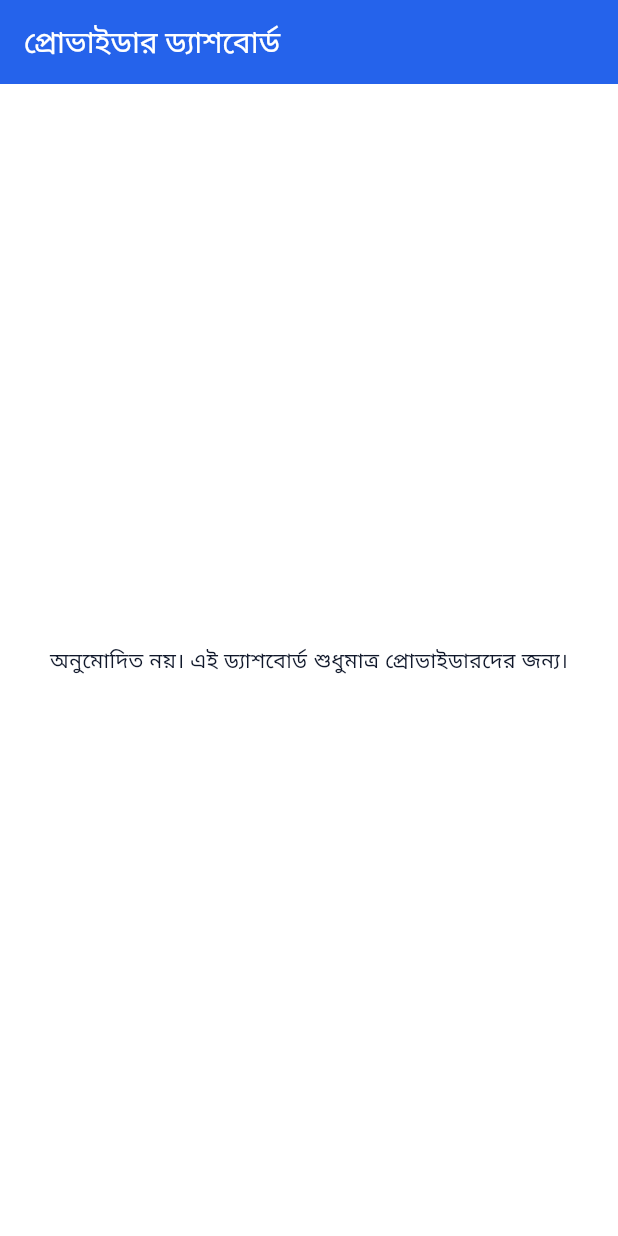
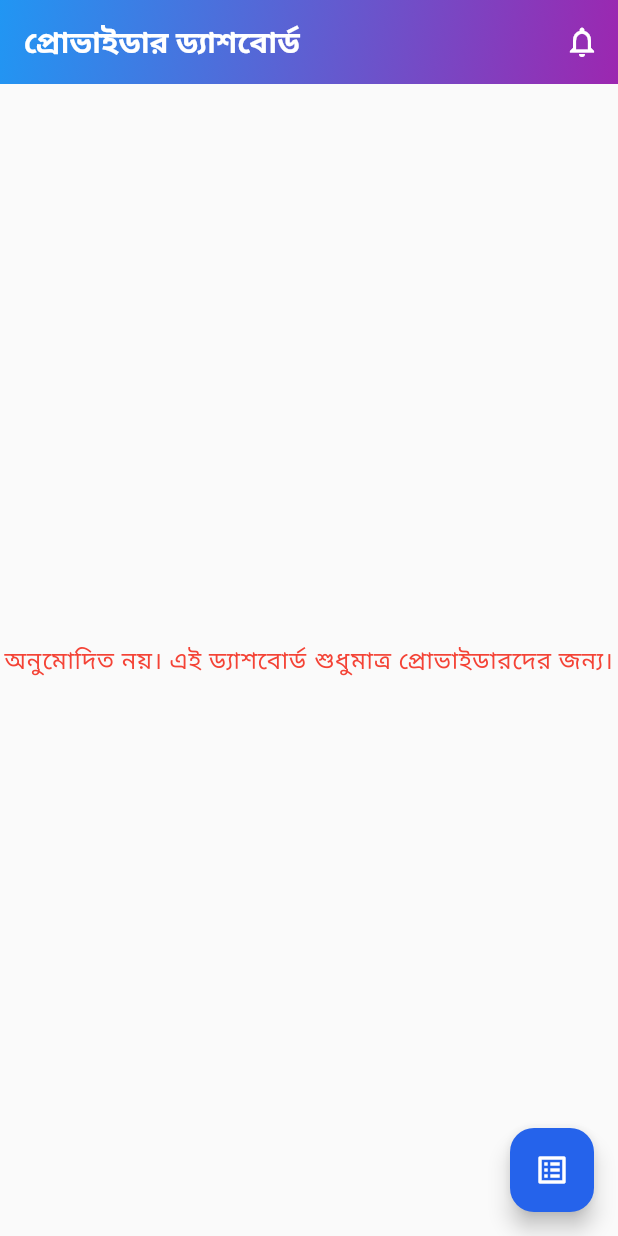
Before and after one commit to SHAHSULTANS/Sheba-Dak, a Flutter app: the ProviderDashboardPage screen opened by its route, on a phone screen of 412 x 824 dp. Run offline on Flutter 3.47's test engine with Material 3 defaults, Android fonts, the phone set to English and light mode, and no system bars; our stand-ins replace file_picker, flutter_bloc, go_router, google_fonts, shared_preferences; accounts and stored records are empty.

Commit message:
feat(booking): integrate dummy bookings & add Incoming Requests page
- Added initDummyBookings() method in DummyData to preload sample bookings
  for testing purposes (plumbing & electrical services).
- Updated ApiClient to handle booking-related operations more consistently.
- Modified Provider Dashboard to show pending booking requests from customers.
- Added new page incoming_requests_page.dart for providers to view and manage
  booking requests.
- Registered new routes in routes.dart for easy navigation.
- Ensured DummyData initialization in main.dart so that dummy bookings
  load automatically on app start.
- Updated widget tests to reflect new booking initialization logic.

```diff
--- a/lib/core/network/api_client.dart
+++ b/lib/core/network/api_client.dart
@@ -27,10 +27,10 @@ class ApiClient {
         'success': true,
         'token': 'dummy_jwt_token',
         'user': {
-          'id': 'e8e616e0-d894-4936-a3f5-391682ee794c',
+          'id': 'provider1',
           'name': 'Test User',
           'phone_number': phoneNumber,
-          'role': 'customer'
+          'role': 'provider'
         }
       };
     } else {
--- a/lib/features/provider/presentation/pages/provider_dashboard_page.dart
+++ b/lib/features/provider/presentation/pages/provider_dashboard_page.dart
@@ -1,84 +1,311 @@
 import 'package:flutter/material.dart';
 import 'package:flutter_bloc/flutter_bloc.dart';
-// Use absolute paths for Auth components
+import 'package:go_router/go_router.dart';
 import 'package:smartsheba/features/auth/presentation/bloc/auth_bloc.dart';
-import 'package:smartsheba/features/auth/domain/entities/user_entity.dart'; // For Role enum
+import 'package:smartsheba/features/auth/domain/entities/user_entity.dart';
+import 'package:smartsheba/core/utils/dummy_data.dart';
+import 'package:smartsheba/features/booking/domain/entities/booking_entity.dart';
 
 class ProviderDashboardPage extends StatelessWidget {
   const ProviderDashboardPage({super.key});
 
   @override
   Widget build(BuildContext context) {
+    final theme = Theme.of(context);
     return Scaffold(
+      backgroundColor: Colors.grey.shade50,
       appBar: AppBar(
-        title: const Text('প্রোভাইডার ড্যাশবোর্ড', style: TextStyle(color: Colors.white)),
-        backgroundColor: Theme.of(context).primaryColor,
+        elevation: 0,
+        flexibleSpace: Container(
+          decoration: const BoxDecoration(
+            gradient: LinearGradient(
+              begin: Alignment.topLeft,
+              end: Alignment.bottomRight,
+              colors: [Color(0xFF2196F3), Color(0xFF9C27B0)],
+            ),
+          ),
+        ),
+        title: const Text(
+          'প্রোভাইডার ড্যাশবোর্ড',
+          style: TextStyle(color: Colors.white, fontWeight: FontWeight.w600),
+        ),
         iconTheme: const IconThemeData(color: Colors.white),
+        actions: [
+          IconButton(
+            icon: const Icon(Icons.notifications_outlined),
+            onPressed: () {
+              // ভবিষ্যতে নোটিফিকেশন পেজে লিঙ্ক করুন
+              ScaffoldMessenger.of(context).showSnackBar(
+                const SnackBar(content: Text('নোটিফিকেশন ফিচার শীঘ্রই আসছে!')),
+              );
+            },
+          ),
+        ],
+      ),
+      floatingActionButton: FloatingActionButton(
+        onPressed: () => context.go('/incoming-requests'),
+        backgroundColor: theme.primaryColor,
+        child: const Icon(Icons.list_alt, color: Colors.white),
+        tooltip: 'নতুন রিকোয়েস্ট দেখুন',
       ),
       body: BlocBuilder<AuthBloc, AuthState>(
         builder: (context, state) {
-          // Check for Authenticated state and provider role
           if (state is Authenticated && state.user.role == Role.provider) {
+            final bookings = DummyData.getPendingBookingsByProvider(state.user.id);
             return SingleChildScrollView(
               padding: const EdgeInsets.all(16.0),
               child: Column(
                 crossAxisAlignment: CrossAxisAlignment.start,
                 children: [
+                  // Welcome Section
+                  AnimatedOpacity(
+                    opacity: 1.0,
+                    duration: const Duration(milliseconds: 500),
+                    child: Text(
+                      'স্বাগতম, ${state.user.name}',
+                      style: theme.textTheme.headlineSmall?.copyWith(
+                        fontWeight: FontWeight.bold,
+                        color: Colors.black87,
+                      ),
+                    ),
+                  ),
+                  const SizedBox(height: 8),
                   Text(
-                    'স্বাগতম, প্রোভাইডার ${state.user.name}',
-                    style: Theme.of(context).textTheme.headlineSmall?.copyWith(fontWeight: FontWeight.bold),
+                    'আপনার সেবা পরিচালনা করুন এবং নতুন রিকোয়েস্ট দেখুন',
+                    style: theme.textTheme.bodyMedium?.copyWith(
+                      color: Colors.grey.shade600,
                     ),
-                  const Divider(height: 32),
+                  ),
+                  const Divider(height: 32, thickness: 1),
 
-                  // Primary Stats Placeholder
+                  // Stats Section
+                  Text(
+                    'আপনার পরিসংখ্যান',
+                    style: theme.textTheme.titleLarge?.copyWith(
+                      fontWeight: FontWeight.bold,
+                      color: Colors.black87,
+                    ),
+                  ),
+                  const SizedBox(height: 12),
                   Row(
                     mainAxisAlignment: MainAxisAlignment.spaceAround,
                     children: [
-                      _buildStatCard('মোট কাজ', '25'),
-                      _buildStatCard('আজকের রিকোয়েস্ট', '3'),
-                      _buildStatCard('রেটিং', '4.5'),
+                      _buildStatCard(
+                        context,
+                        title: 'মোট কাজ',
+                        value: '25',
+                        icon: Icons.work_outline,
+                        color: Colors.blue,
+                      ),
+                      _buildStatCard(
+                        context,
+                        title: 'আজকের রিকোয়েস্ট',
+                        value: bookings.length.toString(),
+                        icon: Icons.event_available,
+                        color: Colors.green,
+                      ),
+                      _buildStatCard(
+                        context,
+                        title: 'রেটিং',
+                        value: '4.5',
+                        icon: Icons.star_border,
+                        color: Colors.amber,
+                      ),
                     ],
                   ),
 
                   const SizedBox(height: 32),
 
-                  // Incoming Requests Section (Prep for Week 6)
+                  // Recent Requests Section
+                  Row(
+                    mainAxisAlignment: MainAxisAlignment.spaceBetween,
+                    children: [
                       Text(
                         'ইনকামিং রিকোয়েস্টস',
-                    style: Theme.of(context).textTheme.titleLarge?.copyWith(fontWeight: FontWeight.bold),
+                        style: theme.textTheme.titleLarge?.copyWith(
+                          fontWeight: FontWeight.bold,
+                          color: Colors.black87,
+                        ),
+                      ),
+                      TextButton(
+                        onPressed: () => context.go('/incoming-requests'),
+                        child: const Text(
+                          'সব দেখুন',
+                          style: TextStyle(color: Colors.blue),
+                        ),
+                      ),
+                    ],
                   ),
                   const SizedBox(height: 12),
-                  const Center(
-                    child: Text('এই সপ্তাহে আপনার কোনো নতুন রিকোয়েস্ট নেই।', style: TextStyle(fontStyle: FontStyle.italic)),
+                  bookings.isEmpty
+                      ? Center(
+                          child: Column(
+                            children: [
+                              Icon(
+                                Icons.inbox_outlined,
+                                size: 48,
+                                color: Colors.grey.shade400,
                               ),
-                  // ListView for requests will be added in Week 6.
+                              const SizedBox(height: 8),
+                              Text(
+                                'এই সপ্তাহে কোনো নতুন রিকোয়েস্ট নেই',
+                                style: theme.textTheme.bodyLarge?.copyWith(
+                                  color: Colors.grey.shade600,
+                                  fontStyle: FontStyle.italic,
+                                ),
+                              ),
+                            ],
+                          ),
+                        )
+                      : ListView.builder(
+                          shrinkWrap: true,
+                          physics: const NeverScrollableScrollPhysics(),
+                          itemCount: bookings.length > 3 ? 3 : bookings.length, // শুধু ৩টি দেখাবে
+                          itemBuilder: (context, index) {
+                            final booking = bookings[index];
+                            return _buildBookingCard(context, booking, theme);
+                          },
+                        ),
                 ],
               ),
             );
           }
-          // Fallback if accessed incorrectly (should be caught by routes.dart redirect)
-          return const Center(
-            child: Text('অনুমোদিত নয়। এই ড্যাশবোর্ড শুধুমাত্র প্রোভাইডারদের জন্য।'),
+          return Center(
+            child: Text(
+              'অনুমোদিত নয়। এই ড্যাশবোর্ড শুধুমাত্র প্রোভাইডারদের জন্য।',
+              style: theme.textTheme.bodyLarge?.copyWith(color: Colors.red),
+              textAlign: TextAlign.center,
+            ),
           );
         },
       ),
     );
   }
 
-  Widget _buildStatCard(String title, String value) {
-    return Card(
-      elevation: 2,
+  Widget _buildStatCard(
+    BuildContext context, {
+    required String title,
+    required String value,
+    required IconData icon,
+    required Color color,
+  }) {
+    return AnimatedOpacity(
+      opacity: 1.0,
+      duration: const Duration(milliseconds: 700),
+      child: Card(
+        elevation: 4,
+        shape: RoundedRectangleBorder(borderRadius: BorderRadius.circular(12)),
         child: Container(
+          width: 110,
           padding: const EdgeInsets.all(16.0),
-        width: 100,
+          decoration: BoxDecoration(
+            gradient: LinearGradient(
+              colors: [color.withOpacity(0.1), Colors.white],
+              begin: Alignment.topLeft,
+              end: Alignment.bottomRight,
+            ),
+            borderRadius: BorderRadius.circular(12),
+          ),
           child: Column(
             children: [
-            Text(value, style: const TextStyle(fontSize: 24, fontWeight: FontWeight.bold, color: Colors.indigo)),
+              Icon(icon, color: color, size: 28),
+              const SizedBox(height: 8),
+              Text(
+                value,
+                style: TextStyle(
+                  fontSize: 24,
+                  fontWeight: FontWeight.bold,
+                  color: color,
+                ),
+              ),
               const SizedBox(height: 4),
-            Text(title, textAlign: TextAlign.center, style: const TextStyle(fontSize: 12)),
+              Text(
+                title,
+                textAlign: TextAlign.center,
+                style: const TextStyle(fontSize: 12, color: Colors.black87),
+              ),
             ],
+          ),
         ),
       ),
     );
   }
+
+  Widget _buildBookingCard(
+    BuildContext context,
+    BookingEntity booking,
+    ThemeData theme,
+  ) {
+    return Card(
+      elevation: 3,
+      shape: RoundedRectangleBorder(borderRadius: BorderRadius.circular(12)),
+      margin: const EdgeInsets.only(bottom: 12),
+      child: InkWell(
+        borderRadius: BorderRadius.circular(12),
+        onTap: () => context.go('/incoming-requests'), // বিস্তারিত দেখতে পেজে যান
+        child: Padding(
+          padding: const EdgeInsets.all(16.0),
+          child: Row(
+            children: [
+              CircleAvatar(
+                radius: 24,
+                backgroundColor: theme.primaryColor.withOpacity(0.1),
+                child: Icon(
+                  _getCategoryIcon(booking.serviceCategory),
+                  color: theme.primaryColor,
+                  size: 24,
+                ),
+              ),
+              const SizedBox(width: 12),
+              Expanded(
+                child: Column(
+                  crossAxisAlignment: CrossAxisAlignment.start,
+                  children: [
+                    Text(
+                      booking.serviceCategory,
+                      style: theme.textTheme.titleMedium?.copyWith(
+                        fontWeight: FontWeight.w600,
+                        color: Colors.black87,
+                      ),
+                    ),
+                    const SizedBox(height: 4),
+                    Text(
+                      'তারিখ: ${booking.scheduledAt.toString().substring(0, 16)}',
+                      style: theme.textTheme.bodySmall?.copyWith(
+                        color: Colors.grey.shade600,
+                      ),
+                    ),
+                    Text(
+                      'মূল্য: ৳${booking.price.toStringAsFixed(0)}',
+                      style: theme.textTheme.bodySmall?.copyWith(
+                        color: Colors.grey.shade600,
+                      ),
+                    ),
+                  ],
+                ),
+              ),
+              Icon(
+                Icons.circle,
+                color: Colors.orange,
+                size: 12,
+              ),
+            ],
+          ),
+        ),
+      ),
+    );
   }
+
+  IconData _getCategoryIcon(String category) {
+    switch (category.toLowerCase()) {
+      case 'plumbing':
+        return Icons.plumbing;
+      case 'electrical':
+        return Icons.electrical_services;
+      case 'cleaning':
+        return Icons.cleaning_services;
+      default:
+        return Icons.build;
+    }
+  }
+}
--- a/lib/main.dart
+++ b/lib/main.dart
@@ -2,6 +2,7 @@ import 'package:flutter/material.dart';
 import 'package:flutter_bloc/flutter_bloc.dart';
 import 'package:go_router/go_router.dart';
 import 'package:shared_preferences/shared_preferences.dart';
+import 'package:smartsheba/core/utils/dummy_data.dart';
 import 'core/theme/app_theme.dart';
 import 'features/auth/presentation/bloc/auth_bloc.dart';
 import 'routes.dart';
@@ -9,6 +10,7 @@ import 'routes.dart';
 void main() async {
   WidgetsFlutterBinding.ensureInitialized();
   final prefs = await SharedPreferences.getInstance();
+  DummyData.initDummyBookings();
 
   runApp(
     MultiBlocProvider(
--- a/lib/routes.dart
+++ b/lib/routes.dart
@@ -6,6 +6,7 @@ import 'package:go_router/go_router.dart';
 import 'package:smartsheba/features/auth/presentation/bloc/auth_bloc.dart';
 import 'package:smartsheba/features/auth/domain/entities/user_entity.dart';
 import 'package:smartsheba/features/auth/presentation/pages/profile_veiw.dart';
+import 'package:smartsheba/features/booking/presentation/pages/incoming_requests_page.dart';
 
 // --- Auth Page Imports ---
 import 'features/auth/presentation/pages/login_page.dart';
@@ -129,6 +130,12 @@ final GoRouter appRouter = GoRouter(
       path: '/provider-registration',
       builder: (context, state) => const ProviderRegistrationPage(),
     ),
+
+    // 🆕 INCOMING REQUESTS ROUTE (Providers only)
+    GoRoute(
+      path: '/incoming-requests',
+      builder: (context, state) => const IncomingRequestsPage(),
+    ),
   ],
 
   // --- REDIRECT LOGIC ---
@@ -181,7 +188,14 @@ final GoRouter appRouter = GoRouter(
       }
     }
 
-    // E. RBAC: Prevent providers/admin from registration page
+    // 🆕 E. RBAC: INCOMING REQUESTS (Providers only)
+    if (targetPath == '/incoming-requests') {
+      if (userRole != Role.provider) {
+        return '/'; // redirect non-providers home
+      }
+    }
+
+    // F. RBAC: Prevent providers/admin from registration page
     if (targetPath == '/provider-registration') {
       if (userRole == Role.provider || userRole == Role.admin) {
         return '/';
```
Also changed, not shown: lib/core/utils/dummy_data.dart (+33 -0 lines), lib/features/booking/presentation/pages/incoming_requests_page.dart (added, +195 -0 lines), 1 other file. Lines whose indentation alone changed are shown as unchanged.
